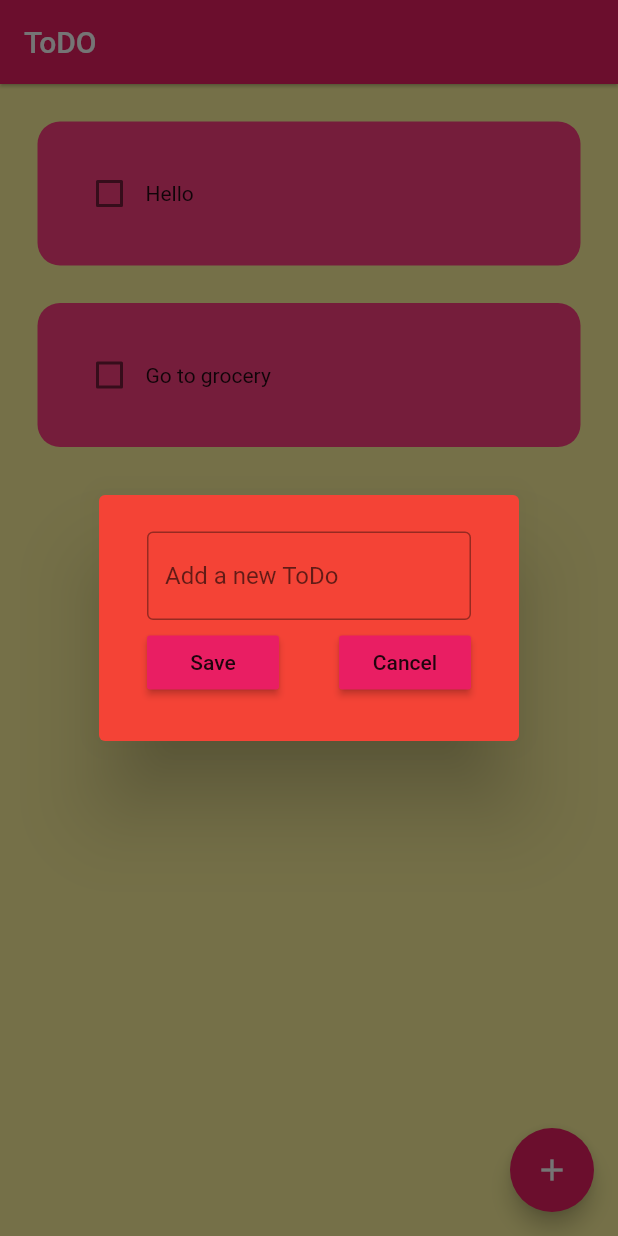
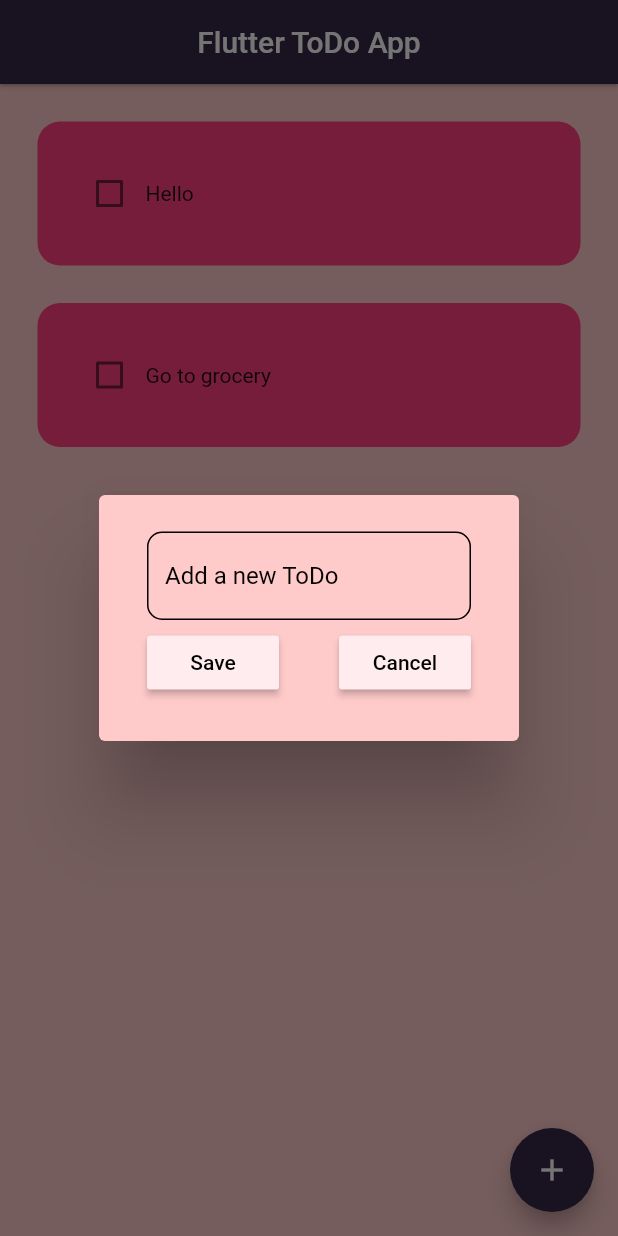
Before and after one commit to AbdelilahMeddahi/todo_app, a Flutter app: the screen it shows after launch, after a tap on the "add" icon, on a phone screen of 412 x 824 dp. Run offline on Flutter 3.47's test engine with Material 2 defaults, Android fonts, the phone set to English and light mode, and no system bars; drawn by our look-alikes of flutter_slidable; our stand-ins replace hive_flutter; accounts and stored records are empty.

Commit message:
changed the colors

```diff
--- a/lib/main.dart
+++ b/lib/main.dart
@@ -3,7 +3,7 @@ import 'package:hive_flutter/hive_flutter.dart';
 import 'package:todo_app/screens/home_screen.dart';
 
 void main() async {
-  //initialize the hive
+  //initialize the hive database
   await Hive.initFlutter();
   // open a box
   var box = await Hive.openBox("myBox");
@@ -12,15 +12,10 @@ void main() async {
 
 class MyApp extends StatelessWidget {
   const MyApp({Key? key}) : super(key: key);
-
-  // This widget is the root of your application.
   @override
   Widget build(BuildContext context) {
     return MaterialApp(
       debugShowCheckedModeBanner: false,
-      theme: ThemeData(
-        primarySwatch: Colors.pink,
-      ),
       home: HomeScreen(),
     );
   }
--- a/lib/screens/home_screen.dart
+++ b/lib/screens/home_screen.dart
@@ -51,7 +51,7 @@ class _HomeScreenState extends State<HomeScreen> {
     db.updateDataBase();
   }
 
-  //create a new ToDo method
+  //create a new todo
   void createNewToDo() {
     showDialog(
       context: context,
@@ -63,7 +63,7 @@ class _HomeScreenState extends State<HomeScreen> {
     );
   }
 
-  //delete ToDo method
+  //delete existing todo
   void deleteToDo(int index){
     setState(() {
       db.toDoList.removeAt(index);
@@ -74,12 +74,14 @@ class _HomeScreenState extends State<HomeScreen> {
   @override
   Widget build(BuildContext context) {
     return Scaffold(
-      backgroundColor: Colors.yellow[200],
+      backgroundColor: Color(0xFFFFCACA),
       appBar: AppBar(
-        title: const Text("ToDO"),
+        backgroundColor: Color(0xFF372948),
+        title: Center(child: const Text("Flutter ToDo App",textAlign: TextAlign.center)),
         elevation: 1,
       ),
       floatingActionButton: FloatingActionButton(
+        backgroundColor: Color(0xFF372948),
         child: const Icon(Icons.add),
         onPressed: createNewToDo,
       ),
--- a/lib/utils/components/button.dart
+++ b/lib/utils/components/button.dart
@@ -10,8 +10,8 @@ class ButtonWidget extends StatelessWidget {
   @override
   Widget build(BuildContext context) {
     return MaterialButton(
-      color: Theme.of(context).primaryColor,
-      child: Text(buttonName),
+      color: Color(0xFFFFECEF),
+      child: Text(buttonName,style: TextStyle(color: Colors.black),),
       onPressed: onPressed,
     );
   }
--- a/lib/utils/dialog_box.dart
+++ b/lib/utils/dialog_box.dart
@@ -10,7 +10,7 @@ class DialogBox extends StatelessWidget {
   @override
   Widget build(BuildContext context) {
     return AlertDialog(
-      backgroundColor: Colors.red,
+      backgroundColor: Color(0xFFFFCACA),
       content: Container(
         height: 120,
         child: Padding(
@@ -21,9 +21,16 @@ class DialogBox extends StatelessWidget {
               TextField(
                 controller: controller,
                 decoration: InputDecoration(
-                  border: OutlineInputBorder(),
+                  enabledBorder: OutlineInputBorder(
+                    borderSide: BorderSide(width: 1,color: Colors.black),
+                    borderRadius: BorderRadius.circular(10),
+                  ),
                   hintText: "Add a new ToDo",
+                  hintStyle: TextStyle(
+                    color: Colors.black
+                  )
                 ),
+
               ),
               Row(
                 mainAxisAlignment: MainAxisAlignment.spaceBetween,
```
